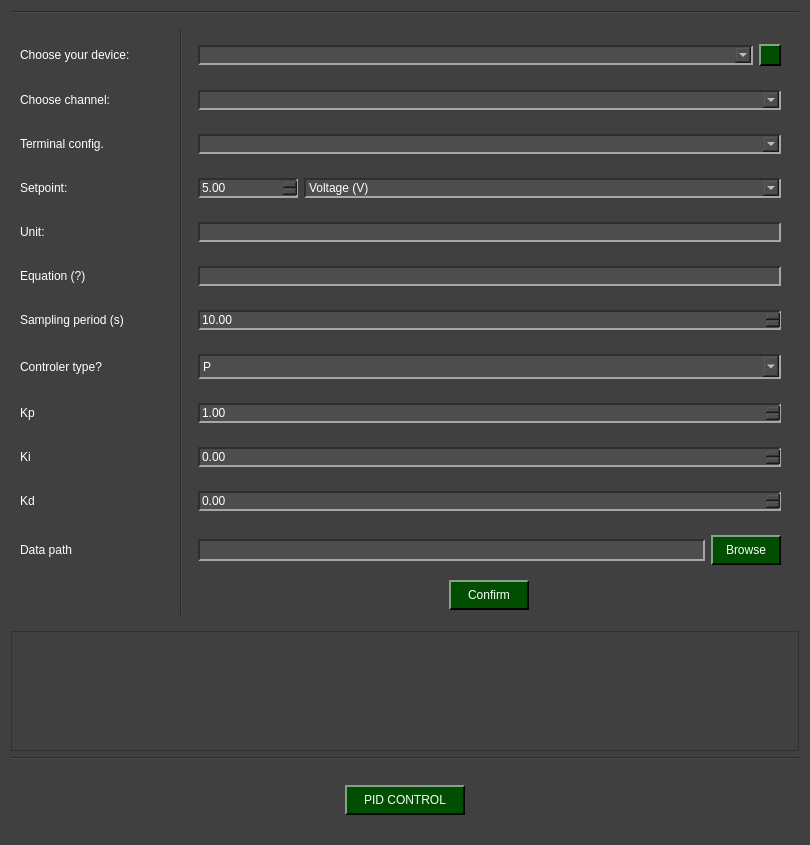
This is pydaq/uis/PyDAQ_pid_control_NIDAQ_widget.ui in CayoRw/pydaq as Qt 5 draws it before an edit. The edited form follows.
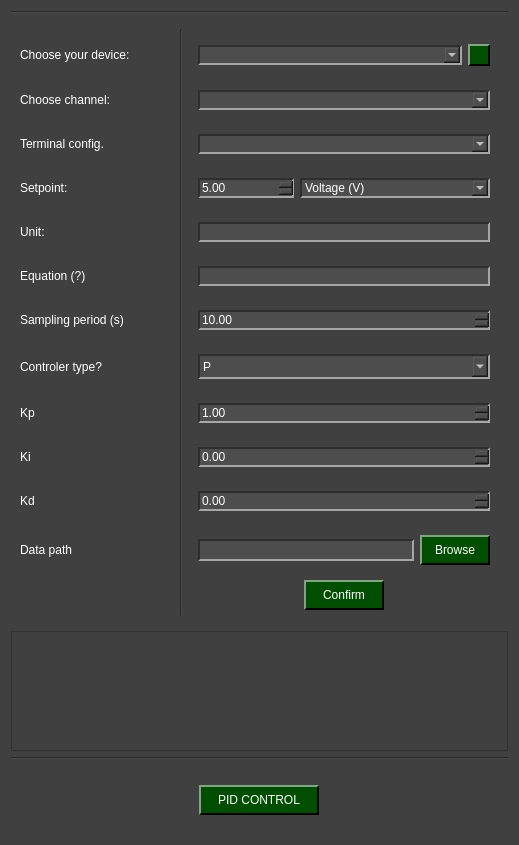
This is the edited form. Icons and pictures are not drawn.

Patch:
```diff
--- a/pydaq/uis/PyDAQ_pid_control_NIDAQ_widget.ui
+++ b/pydaq/uis/PyDAQ_pid_control_NIDAQ_widget.ui
@@ -6,7 +6,7 @@
    <rect>
     <x>0</x>
     <y>0</y>
-    <width>810</width>
+    <width>519</width>
     <height>845</height>
    </rect>
   </property>
```
Left out of the diff: 4 changed lines with no effect on the pictures.
